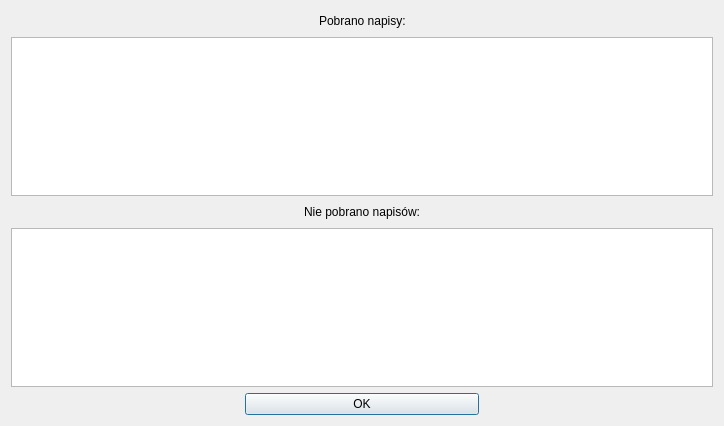
The window that forms/frmsummary.ui (konserw/Qnapi) describes before a commit, drawn with Qt 5.
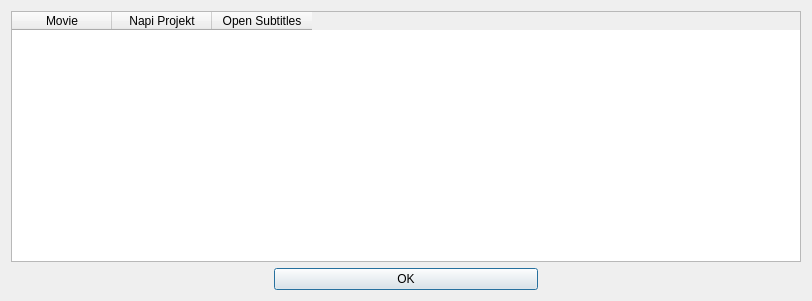
The same window after the commit. Icons and pictures are not drawn.

Commit message: Klasa QNapiComplexResult i przystosowanie pozostalych czesci projektu do niej. Przebudowa frmSummary na tabele z wynikami z obu silnikow.

```diff
--- a/forms/frmsummary.ui
+++ b/forms/frmsummary.ui
@@ -9,8 +9,8 @@
    <rect>
     <x>0</x>
     <y>0</y>
-    <width>724</width>
-    <height>426</height>
+    <width>812</width>
+    <height>301</height>
    </rect>
   </property>
   <property name="windowTitle">
@@ -22,84 +22,23 @@
   </property>
   <layout class="QVBoxLayout" name="verticalLayout">
    <item>
-    <layout class="QHBoxLayout" name="horizontalLayout">
-     <item>
-      <spacer name="horizontalSpacer_4">
-       <property name="orientation">
-        <enum>Qt::Horizontal</enum>
-       </property>
-       <property name="sizeHint" stdset="0">
-        <size>
-         <width>40</width>
-         <height>20</height>
-        </size>
-       </property>
-      </spacer>
-     </item>
-     <item>
-      <widget class="QLabel" name="label">
-       <property name="text">
-        <string>Pobrano napisy:</string>
-       </property>
-      </widget>
-     </item>
-     <item>
-      <spacer name="horizontalSpacer_2">
-       <property name="orientation">
-        <enum>Qt::Horizontal</enum>
-       </property>
-       <property name="sizeHint" stdset="0">
-        <size>
-         <width>40</width>
-         <height>20</height>
-        </size>
-       </property>
-      </spacer>
-     </item>
-    </layout>
-   </item>
-   <item>
-    <widget class="QListWidget" name="lwSuccess"/>
-   </item>
-   <item>
-    <layout class="QHBoxLayout" name="horizontalLayout_2">
-     <item>
-      <spacer name="horizontalSpacer_3">
-       <property name="orientation">
-        <enum>Qt::Horizontal</enum>
-       </property>
-       <property name="sizeHint" stdset="0">
-        <size>
-         <width>40</width>
-         <height>20</height>
-        </size>
-       </property>
-      </spacer>
-     </item>
-     <item>
-      <widget class="QLabel" name="label_2">
-       <property name="text">
-        <string>Nie pobrano napisów:</string>
-       </property>
-      </widget>
-     </item>
-     <item>
-      <spacer name="horizontalSpacer">
-       <property name="orientation">
-        <enum>Qt::Horizontal</enum>
-       </property>
-       <property name="sizeHint" stdset="0">
-        <size>
-         <width>40</width>
-         <height>20</height>
-        </size>
-       </property>
-      </spacer>
-     </item>
-    </layout>
-   </item>
-   <item>
-    <widget class="QListWidget" name="lwFail"/>
+    <widget class="QTableWidget" name="tableWidget">
+     <column>
+      <property name="text">
+       <string>Movie</string>
+      </property>
+     </column>
+     <column>
+      <property name="text">
+       <string>Napi Projekt</string>
+      </property>
+     </column>
+     <column>
+      <property name="text">
+       <string>Open Subtitles</string>
+      </property>
+     </column>
+    </widget>
    </item>
    <item>
     <layout class="QHBoxLayout">
```
The commit also changes 8 other files.
